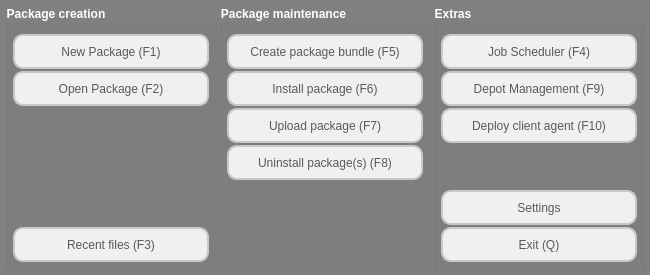
The window that oPB/ui/startup.ui (pandel/opsiPackageBuilder) describes before a commit, drawn with Qt 5.
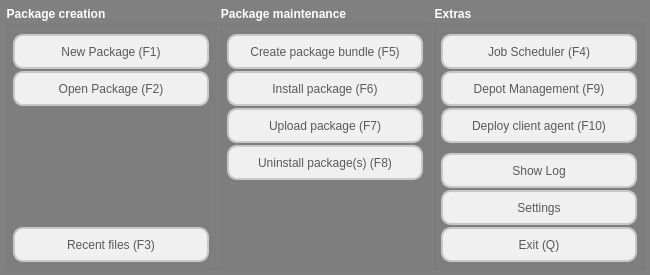
The same window after the commit. Icons and pictures are not drawn.

```diff
--- a/oPB/ui/startup.ui
+++ b/oPB/ui/startup.ui
@@ -663,6 +663,47 @@
         </property>
        </widget>
       </item>
+      <item row="5" column="0">
+       <widget class="QPushButton" name="btnStartShowLog">
+        <property name="minimumSize">
+         <size>
+          <width>0</width>
+          <height>35</height>
+         </size>
+        </property>
+        <property name="styleSheet">
+         <string notr="true">QPushButton { background:rgb(240, 240, 240);
+	color:rgb(89, 89, 89);
+	border-radius: 10px;
+	border: 2px solid rgb(200, 200, 200);
+}
+QPushButton:pressed {
+	border: 2px solid rgb(85, 85, 85);
+}
+</string>
+        </property>
+        <property name="text">
+         <string>Show Log</string>
+        </property>
+        <property name="icon">
+         <iconset>
+          <disabledon>:/images/resource_13.ico</disabledon>
+         </iconset>
+        </property>
+        <property name="iconSize">
+         <size>
+          <width>24</width>
+          <height>24</height>
+         </size>
+        </property>
+        <property name="shortcut">
+         <string>F10</string>
+        </property>
+        <property name="flat">
+         <bool>false</bool>
+        </property>
+       </widget>
+      </item>
       <item row="0" column="0">
        <widget class="QPushButton" name="btnStartJobSched">
         <property name="minimumSize">
```
Left out of the diff: 87 changed lines with no effect on the pictures.
